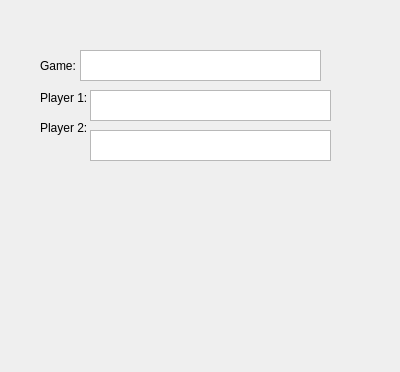
Old version of the form newGame.ui in the repository AlienWolfX/thesis-chess; both pictures show x 0 to 400 and y 0 to 372 of the 400 by 627 pixel window.
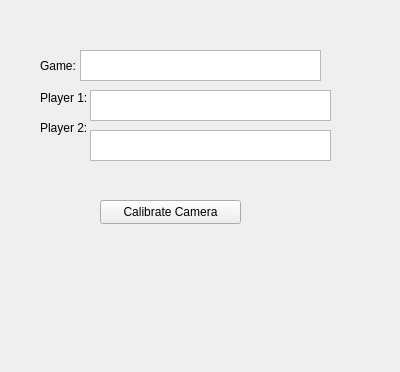
New version of the form. Icons and pictures are not drawn.

```diff
--- a/newGame.ui
+++ b/newGame.ui
@@ -102,6 +102,19 @@
     </rect>
    </property>
   </widget>
+  <widget class="QPushButton" name="calibrateCameraButton">
+   <property name="geometry">
+    <rect>
+     <x>100</x>
+     <y>200</y>
+     <width>141</width>
+     <height>24</height>
+    </rect>
+   </property>
+   <property name="text">
+    <string>Calibrate Camera</string>
+   </property>
+  </widget>
  </widget>
  <resources/>
  <connections>
```
Left out of the diff: 6 changed lines with no effect on the pictures.
